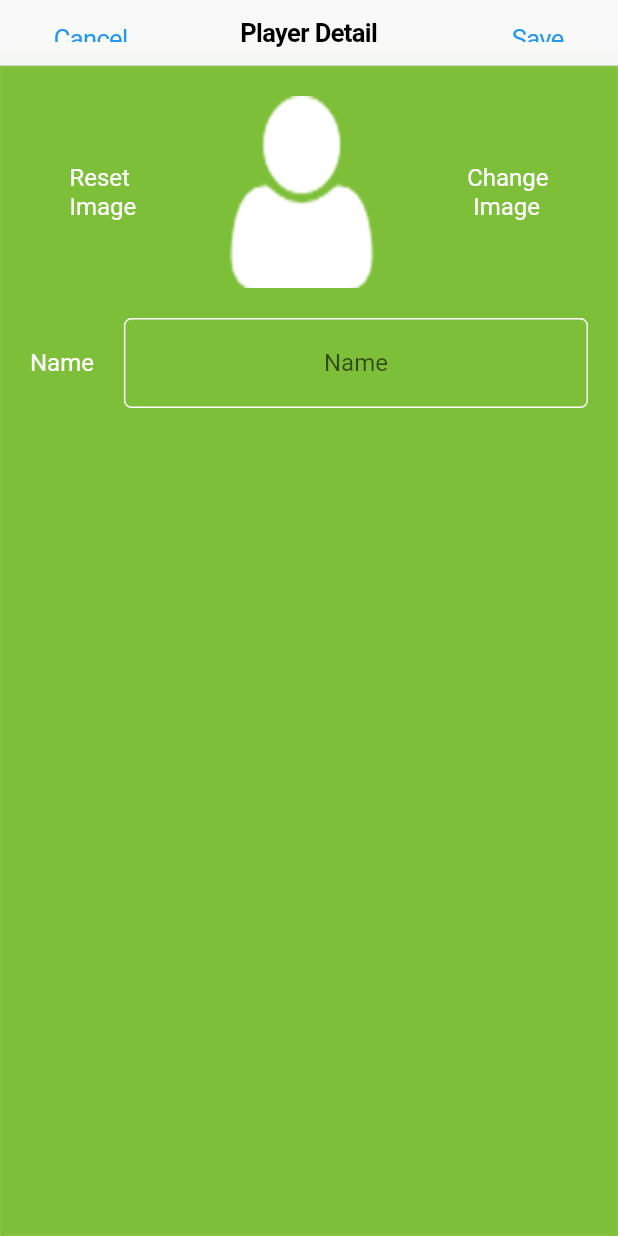
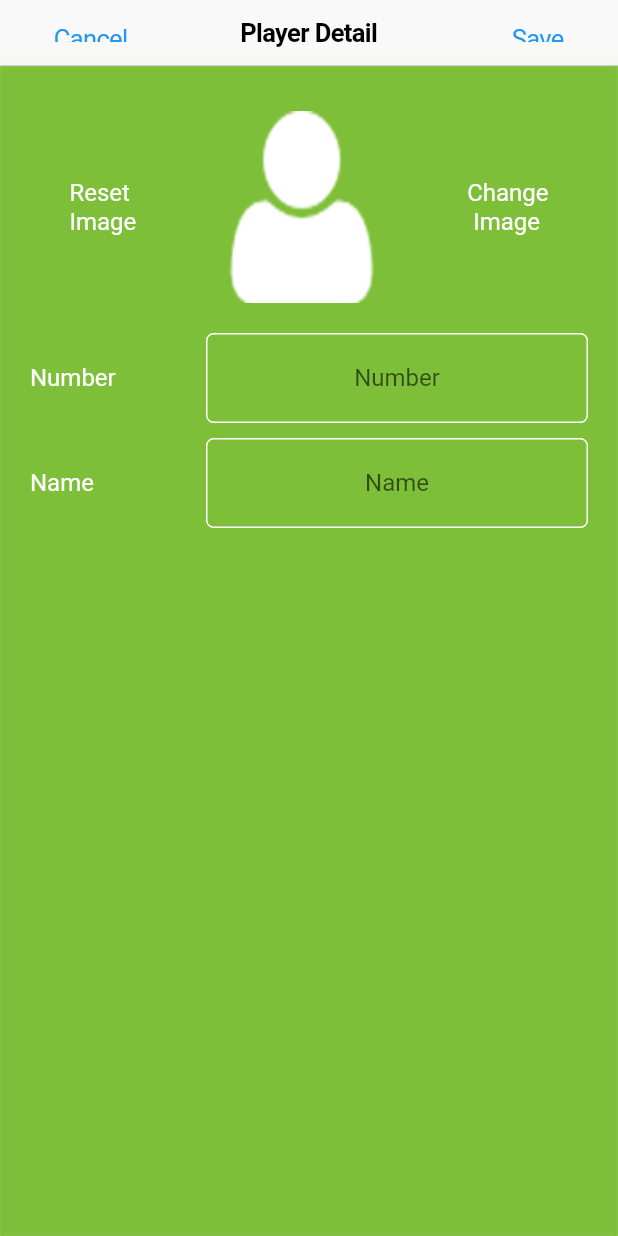
Before and after one commit to nick881006/Lineup, a Flutter app: the PlayerDetailPage screen opened by its route, on a phone screen of 412 x 824 dp. Run offline on Flutter 3.47's test engine with Material 2 defaults, Android fonts, the phone set to English and light mode, and no system bars; our stand-ins replace sqflite; accounts and stored records are empty.

Commit message:
add number row to player detail

```diff
--- a/lib/pages/PlayerDetailPage.dart
+++ b/lib/pages/PlayerDetailPage.dart
@@ -12,7 +12,8 @@ class _PlayerDetailPageState extends State<PlayerDetailPage> {
   bool isResetClicked = false;
   bool isChangeClicked = false;
 
-  final textController = TextEditingController();
+  final nameTextController = TextEditingController();
+  final numberTextController = TextEditingController();
 
   void onResetTapDown(TapDownDetails t) {
     setState(() {
@@ -45,7 +46,8 @@ class _PlayerDetailPageState extends State<PlayerDetailPage> {
     setState(() {
       isChangeClicked = false;
 
-      print(textController.text);
+      print(numberTextController.text);
+      print(nameTextController.text);
 
       //TODO
       //popup menu
@@ -61,7 +63,8 @@ class _PlayerDetailPageState extends State<PlayerDetailPage> {
   @override
   void dispose() {
     // Clean up the controller when the Widget is disposed
-    textController.dispose();
+    numberTextController.dispose();
+    nameTextController.dispose();
     super.dispose();
   }
 
@@ -83,7 +86,7 @@ class _PlayerDetailPageState extends State<PlayerDetailPage> {
           Column(
             children: <Widget>[
               Container(
-                margin: EdgeInsets.only(top: 20.0, bottom: 20.0),
+                margin: EdgeInsets.only(top: 30.0, bottom: 20.0),
                 child: Row(
                   mainAxisAlignment: MainAxisAlignment.spaceEvenly,
                   children: <Widget>[
@@ -117,9 +120,55 @@ class _PlayerDetailPageState extends State<PlayerDetailPage> {
                   ],
                 ),
               ),
+              Container(
+                margin: EdgeInsets.only(bottom: 10.0),
+                child: Row(
+                  children: <Widget>[
+                    Expanded(
+                      child: Container(
+                        margin: EdgeInsets.only(left: 20.0, right: 20.0),
+                        child: Text(
+                          'Number',
+                          style: TextStyle(
+                            fontSize: 16.0,
+                            color: Colors.white,
+                          ),
+                        ),
+                      ),
+                    ),
+                    Flexible(
+                        flex: 2,
+                        child: Container(
+                          margin: EdgeInsets.only(right: 20.0),
+                          padding: EdgeInsets.only(top: 5.0, bottom: 5.0),
+                          child: TextField(
+                              controller: numberTextController,
+                              textAlign: TextAlign.center,
+                              style: TextStyle(
+                                fontSize: 16.0,
+                                color: Colors.white,
+                              ),
+                              decoration: InputDecoration(
+                                contentPadding: EdgeInsets.all(0.0),
+                                border: InputBorder.none,
+                                hintText: 'Number',
+                              )
+                          ),
+                          decoration: BoxDecoration(
+                              border: Border.all(
+                                color: Colors.white,
+                              ),
+                              borderRadius: BorderRadius.all(new Radius.circular(5.0))
+                          ),
+                        )
+                    ),
+                  ],
+                ),
+              ),
               Row(
                 children: <Widget>[
-                  Container(
+                  Expanded(
+                    child: Container(
                       margin: EdgeInsets.only(left: 20.0, right: 20.0),
                       child: Text(
                         'Name',
@@ -129,12 +178,14 @@ class _PlayerDetailPageState extends State<PlayerDetailPage> {
                         ),
                       ),
                     ),
+                  ),
                   Flexible(
+                    flex: 2,
                       child: Container(
                         margin: EdgeInsets.only(right: 20.0),
                         padding: EdgeInsets.only(top: 5.0, bottom: 5.0),
                         child: TextField(
-                        controller: textController,
+                            controller: nameTextController,
                             textAlign: TextAlign.center,
                             style: TextStyle(
                               fontSize: 16.0,
```
Lines whose indentation alone changed are shown as unchanged.
